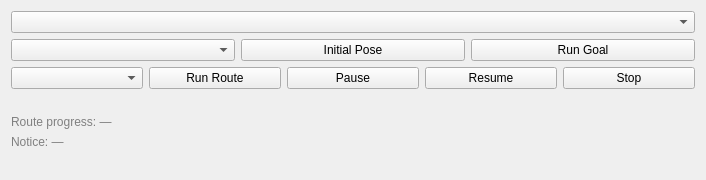
Qt form mapoi_rviz_plugins/src/ui/mapoi_panel.ui (shimz-robotics/mapoi) before a commit.
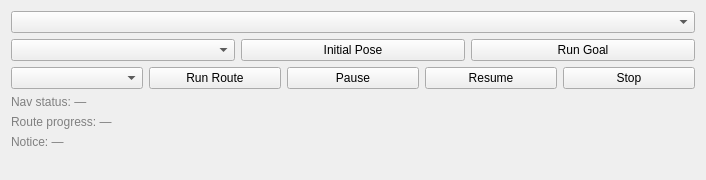
The same form after that commit.

Commit message:
feat(rviz): NavStatusLabel にも idle 表示 (Nav status: —) を常設 (#451)
- 書き込み 17 箇所を SetNavStatus() ファネルに置換し、
  idle のグレー→実値の既定色への復帰を一本化
- latched replay で即埋まるため idle が見えるのは
  server/bridge 未 publish の起動直後のみ

The edit to the form file:
```diff
--- a/mapoi_rviz_plugins/src/ui/mapoi_panel.ui
+++ b/mapoi_rviz_plugins/src/ui/mapoi_panel.ui
@@ -127,7 +127,10 @@
    <item>
     <widget class="QLabel" name="NavStatusLabel">
      <property name="text">
-      <string></string>
+      <string>Nav status: —</string>
+     </property>
+     <property name="styleSheet">
+      <string notr="true">color: gray;</string>
      </property>
     </widget>
    </item>
```
Left out of the diff: 12 changed lines with no effect on the pictures. The commit also changes 4 other files.
